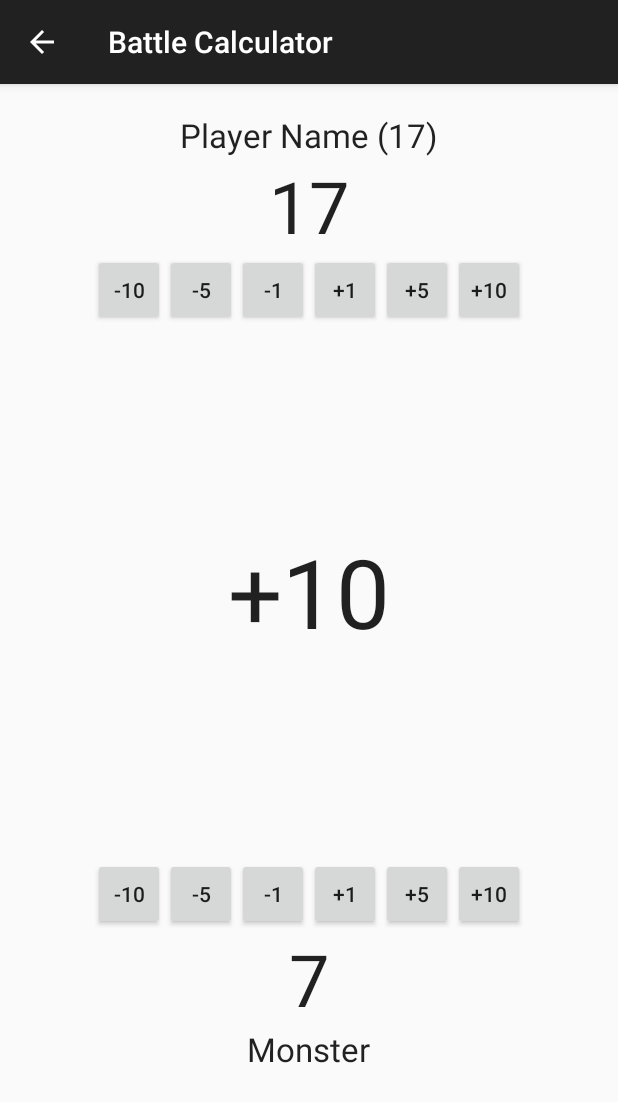
After one commit to TristanLe93/MunchkinCounterApp, an Android app: the CalculatorActivity screen opened directly, with no data from a screen before it, on a phone screen of 412 x 824 dp. The commit adds this screen. Shown: the top 1102 px of the screen. Run offline under Robolectric (Android 15) with nearby library versions, the phone set to English and light mode, and no system bars.

Commit message:
added combat calculator

```diff
--- /dev/null
+++ b/MunchkinCounter/app/src/main/java/com/example/tristan/munchkincounter/CalculatorActivity.java
@@ -0,0 +1,29 @@
+package com.example.tristan.munchkincounter;
+
+import android.os.Bundle;
+import android.support.v7.app.ActionBarActivity;
+import android.view.MenuItem;
+
+/**
+ * Created by Tristan on 7/10/2014.
+ */
+public class CalculatorActivity extends ActionBarActivity {
+
+    @Override
+    protected void onCreate(Bundle savedInstanceState) {
+        super.onCreate(savedInstanceState);
+        setContentView(R.layout.activity_calculator);
+        getSupportActionBar().setDisplayHomeAsUpEnabled(true);
+    }
+
+    @Override
+    public boolean onOptionsItemSelected(MenuItem item) {
+        switch (item.getItemId()) {
+            case android.R.id.home:
+                finish();
+                return(true);
+        }
+
+        return(super.onOptionsItemSelected(item));
+    }
+}
--- a/MunchkinCounter/app/src/main/java/com/example/tristan/munchkincounter/DetailActivity.java
+++ b/MunchkinCounter/app/src/main/java/com/example/tristan/munchkincounter/DetailActivity.java
@@ -1,5 +1,6 @@
 package com.example.tristan.munchkincounter;
 
+import android.content.Intent;
 import android.os.Bundle;
 import android.support.v7.app.ActionBarActivity;
 import android.view.Menu;
@@ -23,8 +24,13 @@ public class DetailActivity extends ActionBarActivity {
         setContentView(R.layout.activity_detail);
         getSupportActionBar().setDisplayHomeAsUpEnabled(true);
 
+        // load sound player
+        sound = new SoundPoolPlayer(this);
+
+        Bundle extras = getIntent().getExtras();
+
         // get the player
-        int pos = getIntent().getExtras().getInt("position");
+        int pos = extras.getInt("position");
         player = Data.adapter.getItem(pos);
         getSupportActionBar().setTitle(player.getName());
 
@@ -36,9 +42,6 @@ public class DetailActivity extends ActionBarActivity {
 
         // assign values to screen
         refreshValues();
-
-        // load sound player
-        sound = new SoundPoolPlayer(this);
     }
 
     @Override
@@ -53,6 +56,14 @@ public class DetailActivity extends ActionBarActivity {
         // Handle action bar item clicks
         int id = item.getItemId();
         return super.onOptionsItemSelected(item);
+    }
+
+    /**
+     * Transition to the calculator
+     */
+    public void btnCalculator(View v) {
+        Intent intent = new Intent(this, CalculatorActivity.class);
+        startActivity(intent);
     }
 
     public void btnGearIncrement(View v) {
--- a/MunchkinCounter/app/src/main/java/com/example/tristan/munchkincounter/SoundPoolPlayer.java
+++ b/MunchkinCounter/app/src/main/java/com/example/tristan/munchkincounter/SoundPoolPlayer.java
@@ -4,9 +4,7 @@ import android.content.Context;
 import android.media.AudioManager;
 import android.media.SoundPool;
 
-import java.util.ArrayList;
 import java.util.HashMap;
-import java.util.List;
 import java.util.Random;
 
 /**
@@ -15,7 +13,6 @@ import java.util.Random;
 public class SoundPoolPlayer {
     private SoundPool player;
     private HashMap sounds = new HashMap();
-    //private HashMap gearup = new HashMap();
     private Random randNum = new Random();
     private int[] gearup = {R.raw.gearup1, R.raw.gearup2, R.raw.gearup3};
 
--- /dev/null
+++ b/MunchkinCounter/app/src/main/res/layout/activity_calculator.xml
@@ -0,0 +1,234 @@
+<?xml version="1.0" encoding="utf-8"?>
+
+<LinearLayout
+    android:orientation="vertical"
+    android:layout_width="fill_parent"
+    android:layout_height="fill_parent"
+    xmlns:android="http://schemas.android.com/apk/res/android"
+    android:weightSum="1">
+
+    <TextView
+        android:layout_width="wrap_content"
+        android:layout_height="wrap_content"
+        android:textAppearance="?android:attr/textAppearanceSmall"
+        android:id="@+id/textView2"
+        android:layout_gravity="center_horizontal" />
+
+    <LinearLayout
+        android:orientation="vertical"
+        android:layout_width="match_parent"
+        android:layout_height="wrap_content"
+        android:layout_gravity="center_horizontal">
+
+        <TextView
+            android:layout_width="wrap_content"
+            android:layout_height="wrap_content"
+            android:textAppearance="?android:attr/textAppearanceLarge"
+            android:text="Player Name (17)"
+            android:id="@+id/txt_player_name"
+            android:layout_gravity="center_horizontal" />
+
+        <TextView
+            android:layout_width="wrap_content"
+            android:layout_height="wrap_content"
+            android:textAppearance="?android:attr/textAppearanceLarge"
+            android:text="17"
+            android:id="@+id/txt_player_strength"
+            android:layout_gravity="center_horizontal"
+            android:textSize="@dimen/number_size" />
+
+        <RelativeLayout
+            android:layout_width="match_parent"
+            android:layout_height="wrap_content"
+            android:layout_gravity="center_horizontal">
+
+            <TextView
+                android:layout_width="wrap_content"
+                android:layout_height="wrap_content"
+                android:textAppearance="?android:attr/textAppearanceSmall"
+                android:id="@+id/textView4"
+                android:layout_alignParentTop="true"
+                android:layout_centerHorizontal="true" />
+
+            <Button
+                style="?android:attr/buttonStyleSmall"
+                android:layout_width="wrap_content"
+                android:layout_height="wrap_content"
+                android:text="-1"
+                android:id="@+id/button"
+                android:layout_alignParentTop="true"
+                android:layout_toLeftOf="@+id/textView4"
+                android:layout_toStartOf="@+id/textView4" />
+
+            <Button
+                style="?android:attr/buttonStyleSmall"
+                android:layout_width="wrap_content"
+                android:layout_height="wrap_content"
+                android:text="-5"
+                android:id="@+id/button2"
+                android:layout_alignParentTop="true"
+                android:layout_toLeftOf="@+id/button"
+                android:layout_toStartOf="@+id/button" />
+
+            <Button
+                style="?android:attr/buttonStyleSmall"
+                android:layout_width="wrap_content"
+                android:layout_height="wrap_content"
+                android:text="-10"
+                android:id="@+id/button3"
+                android:layout_alignParentTop="true"
+                android:layout_toLeftOf="@+id/button2"
+                android:layout_toStartOf="@+id/button2" />
+
+            <Button
+                style="?android:attr/buttonStyleSmall"
+                android:layout_width="wrap_content"
+                android:layout_height="wrap_content"
+                android:text="+1"
+                android:id="@+id/button4"
+                android:layout_alignParentTop="true"
+                android:layout_toRightOf="@+id/textView4"
+                android:layout_toEndOf="@+id/textView4" />
+
+            <Button
+                style="?android:attr/buttonStyleSmall"
+                android:layout_width="wrap_content"
+                android:layout_height="wrap_content"
+                android:text="+5"
+                android:id="@+id/button5"
+                android:layout_alignParentTop="true"
+                android:layout_toRightOf="@+id/button4"
+                android:layout_toEndOf="@+id/button4" />
+
+            <Button
+                style="?android:attr/buttonStyleSmall"
+                android:layout_width="wrap_content"
+                android:layout_height="wrap_content"
+                android:text="+10"
+                android:id="@+id/button6"
+                android:layout_alignParentTop="true"
+                android:layout_toRightOf="@+id/button5"
+                android:layout_toEndOf="@+id/button5" />
+
+        </RelativeLayout>
+    </LinearLayout>
+
+    <RelativeLayout
+        android:layout_width="match_parent"
+        android:layout_height="wrap_content"
+        android:layout_gravity="center_horizontal"
+        android:layout_weight="0.71">
+
+        <TextView
+            android:layout_width="wrap_content"
+            android:layout_height="wrap_content"
+            android:textAppearance="?android:attr/textAppearanceLarge"
+            android:text="+10"
+            android:id="@+id/txt_result"
+            android:layout_gravity="center_horizontal"
+            android:textSize="@dimen/strength_number"
+            android:layout_centerVertical="true"
+            android:layout_centerHorizontal="true" />
+    </RelativeLayout>
+
+    <LinearLayout
+        android:orientation="vertical"
+        android:layout_width="match_parent"
+        android:layout_height="wrap_content"
+        android:layout_gravity="center_horizontal"
+        android:id="@+id/linearLayout"
+        android:weightSum="1">
+
+        <RelativeLayout
+            android:layout_width="match_parent"
+            android:layout_height="wrap_content">
+
+            <Button
+                style="?android:attr/buttonStyleSmall"
+                android:layout_width="wrap_content"
+                android:layout_height="wrap_content"
+                android:text="-1"
+                android:id="@+id/button7"
+                android:layout_alignParentTop="true"
+                android:layout_toLeftOf="@+id/textView8"
+                android:layout_toStartOf="@+id/textView8" />
+
+            <Button
+                style="?android:attr/buttonStyleSmall"
+                android:layout_width="wrap_content"
+                android:layout_height="wrap_content"
+                android:text="-5"
+                android:id="@+id/button8"
+                android:layout_alignParentTop="true"
+                android:layout_toLeftOf="@+id/button7"
+                android:layout_toStartOf="@+id/button7" />
+
+            <Button
+                style="?android:attr/buttonStyleSmall"
+                android:layout_width="wrap_content"
+                android:layout_height="wrap_content"
+                android:text="-10"
+                android:id="@+id/button9"
+                android:layout_alignParentTop="true"
+                android:layout_toLeftOf="@+id/button8"
+                android:layout_toStartOf="@+id/button8" />
+
+            <Button
+                style="?android:attr/buttonStyleSmall"
+                android:layout_width="wrap_content"
+                android:layout_height="wrap_content"
+                android:text="+1"
+                android:id="@+id/button10"
+                android:layout_alignParentTop="true"
+                android:layout_toRightOf="@+id/textView8"
+                android:layout_toEndOf="@+id/textView8" />
+
+            <Button
+                style="?android:attr/buttonStyleSmall"
+                android:layout_width="wrap_content"
+                android:layout_height="wrap_content"
+                android:text="+5"
+                android:id="@+id/button11"
+                android:layout_alignParentTop="true"
+                android:layout_toRightOf="@+id/button10"
+                android:layout_toEndOf="@+id/button10" />
+
+            <TextView
+                android:layout_width="wrap_content"
+                android:layout_height="wrap_content"
+                android:textAppearance="?android:attr/textAppearanceSmall"
+                android:id="@+id/textView8"
+                android:layout_alignParentTop="true"
+                android:layout_centerHorizontal="true" />
+
+            <Button
+                style="?android:attr/buttonStyleSmall"
+                android:layout_width="wrap_content"
+                android:layout_height="wrap_content"
+                android:text="+10"
+                android:id="@+id/button12"
+                android:layout_alignParentTop="true"
+                android:layout_toRightOf="@+id/button11"
+                android:layout_toEndOf="@+id/button11" />
+        </RelativeLayout>
+
+        <TextView
+            android:layout_width="wrap_content"
+            android:layout_height="wrap_content"
+            android:textAppearance="?android:attr/textAppearanceLarge"
+            android:text="7"
+            android:id="@+id/textView7"
+            android:layout_gravity="center_horizontal"
+            android:textSize="@dimen/number_size" />
+
+        <TextView
+            android:layout_width="wrap_content"
+            android:layout_height="wrap_content"
+            android:textAppearance="?android:attr/textAppearanceLarge"
+            android:text="Monster"
+            android:id="@+id/textView6"
+            android:layout_gravity="center_horizontal" />
+
+    </LinearLayout>
+
+</LinearLayout>
--- a/MunchkinCounter/app/src/main/res/layout/activity_detail.xml
+++ b/MunchkinCounter/app/src/main/res/layout/activity_detail.xml
@@ -118,17 +118,17 @@
         android:layout_width="wrap_content"
         android:layout_height="wrap_content"
         android:textAppearance="?android:attr/textAppearanceMedium"
-        android:text="Bonuses"
-        android:id="@+id/textView"
+        android:text="One-shot"
+        android:id="@+id/player_name_text"
         android:layout_below="@+id/totalNumberText"
         android:layout_centerHorizontal="true"
-        android:layout_marginTop="15dp" />
+        android:layout_marginTop="10dp" />
 
     <ImageView
         android:layout_width="wrap_content"
         android:layout_height="wrap_content"
         android:id="@+id/imageView"
-        android:layout_below="@+id/textView"
+        android:layout_below="@+id/player_name_text"
         android:layout_centerHorizontal="true"
         android:src="@drawable/ic_arrow_up"
         android:onClick="btnBonusIncrement" />
@@ -152,4 +152,14 @@
         android:src="@drawable/ic_arrow_down"
         android:onClick="btnBonusDecrement" />
 
+    <Button
+        android:layout_width="wrap_content"
+        android:layout_height="wrap_content"
+        android:text="Fight Monster"
+        android:id="@+id/btn_fight"
+        android:layout_marginTop="20dp"
+        android:layout_below="@+id/imageView2"
+        android:layout_centerHorizontal="true"
+        android:onClick="btnCalculator" />
+
 </RelativeLayout>
```
Also changed, not shown: MunchkinCounter/app/src/main/AndroidManifest.xml (+6 -2 lines).
